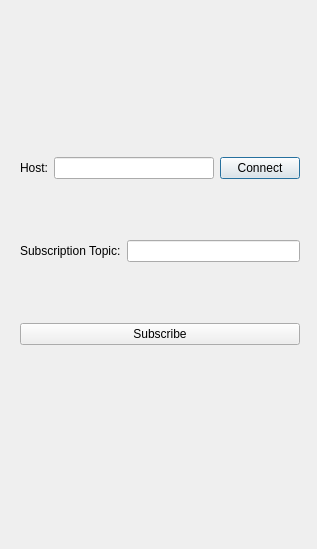
FSBY668/Program, file qt/qtmqtt/examples/mqtt/subscriptions/subscribermenu.ui: the form before one commit.
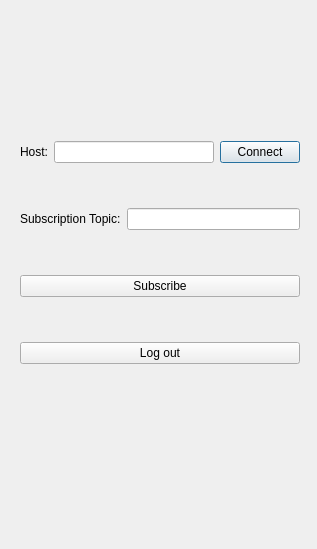
The form after the commit.

What changed in the file:
```diff
--- a/qt/qtmqtt/examples/mqtt/subscriptions/subscribermenu.ui
+++ b/qt/qtmqtt/examples/mqtt/subscriptions/subscribermenu.ui
@@ -13,7 +13,7 @@
   <property name="windowTitle">
    <string>Dialog</string>
   </property>
-  <widget class="QWidget" name="">
+  <widget class="QWidget" name="layoutWidget">
    <property name="geometry">
     <rect>
      <x>20</x>
@@ -65,6 +65,13 @@
       </property>
      </widget>
     </item>
+    <item>
+     <widget class="QPushButton" name="pushButton">
+      <property name="text">
+       <string>Log out</string>
+      </property>
+     </widget>
+    </item>
    </layout>
   </widget>
  </widget>
```
